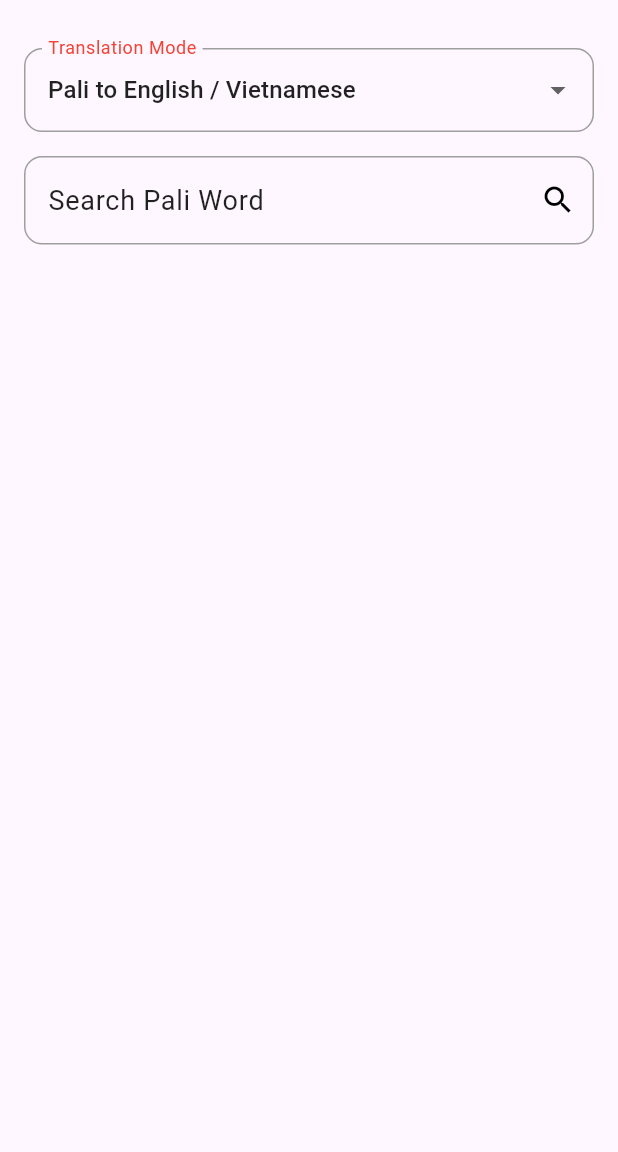
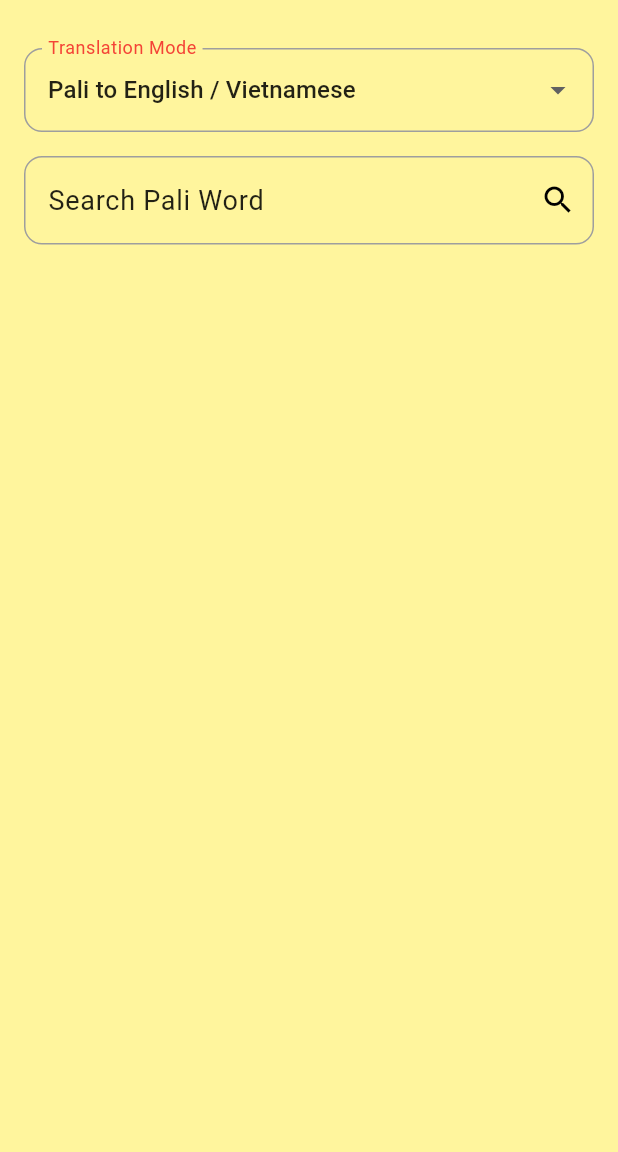
Before and after one commit to trgpnt/pali_dict_app, a Flutter app: the screen it shows after launch, on a phone screen of 412 x 824 dp, the part 84-1236 px from its top. Run offline on Flutter 3.47's test engine with Material 3 defaults, Android fonts, the phone set to English and light mode, and no system bars; statements that could not run were skipped.

Commit message:
Running app, _ Opaque-ed background color on main screen.

```diff
--- a/lib/dictionary_app.dart
+++ b/lib/dictionary_app.dart
@@ -1,5 +1,5 @@
 import 'package:dict_app/service_layer/dictionary_read_service.dart';
-import 'package:dict_app/word_details_widget.dart';
+import 'package:dict_app/widget/word_details_widget.dart';
 import 'package:flutter/material.dart';
 
 import 'search_results.dart';
@@ -92,7 +92,6 @@ class _DictionaryAppState extends State<DictionaryApp> {
   @override
   Widget build(BuildContext context) {
     return Container(
-      color: Colors.yellow,
       child: Scaffold(
         body: Padding(
           padding: const EdgeInsets.all(16.0),
@@ -113,23 +112,6 @@ class _DictionaryAppState extends State<DictionaryApp> {
                         selectedWord = {};
                       });
                     },
-                    items: TranslationMode.values
-                        .where((mode) =>
-                            mode !=
-                            TranslationMode.paliToVNese) // Skip paliToVNese
-                        .map((mode) {
-                      return DropdownMenuItem<TranslationMode>(
-                        value: mode,
-                        child: Text(
-                          mode == TranslationMode.paliToEnglish
-                              ? 'Pali to English / Vietnamese'
-                              : 'English to Pali',
-                          style: const TextStyle(
-                            color: Colors.black87,
-                          ),
-                        ),
-                      );
-                    }).toList(),
                     decoration: InputDecoration(
                       labelText: 'Translation Mode',
                       labelStyle: const TextStyle(color: Colors.red),
@@ -151,6 +133,23 @@ class _DictionaryAppState extends State<DictionaryApp> {
                         borderRadius: BorderRadius.circular(12.0),
                       ),
                     ),
+                    items: TranslationMode.values
+                        .where((mode) =>
+                            mode !=
+                            TranslationMode.paliToVNese) // Skip paliToVNese
+                        .map((mode) {
+                      return DropdownMenuItem<TranslationMode>(
+                        value: mode,
+                        child: Text(
+                          mode == TranslationMode.paliToEnglish
+                              ? 'Pali to English / Vietnamese'
+                              : 'English to Pali',
+                          style: const TextStyle(
+                            color: Colors.black87,
+                          ),
+                        ),
+                      );
+                    }).toList(),
                   ),
                   const SizedBox(
                     height: 16.0,
--- a/lib/main/main.dart
+++ b/lib/main.dart
@@ -1,7 +1,7 @@
 import 'package:flutter/material.dart';
 
-import '../dictionary_app.dart';
-import '../loading_screen.dart';
+import 'dictionary_app.dart';
+import 'loading_screen.dart';
 
 void main() {
   runApp(MyApp());
@@ -48,6 +48,7 @@ class _DictionaryHomePageState extends State<DictionaryHomePage> {
   @override
   Widget build(BuildContext context) {
     return MaterialApp(
+      theme: ThemeData(scaffoldBackgroundColor: Colors.yellow.shade200),
       debugShowCheckedModeBanner: false,
       home: Scaffold(
         appBar: AppBar(
@@ -69,7 +70,7 @@ class _DictionaryHomePageState extends State<DictionaryHomePage> {
             ),
           ),
         ),
-        body: DictionaryApp(),
+        body: const DictionaryApp(),
       ),
     );
   }
```
Also changed, not shown: lib/widget/word_details_screen.dart (renamed from lib/word_details_screen.dart), lib/widget/word_details_widget.dart (renamed from lib/word_details_widget.dart).
